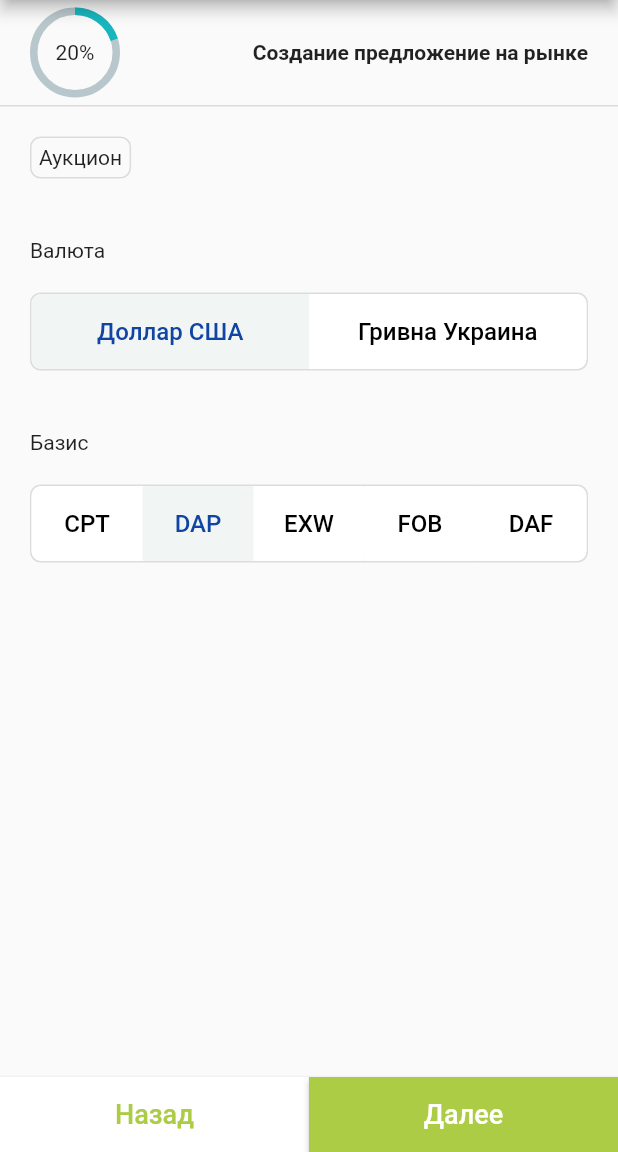
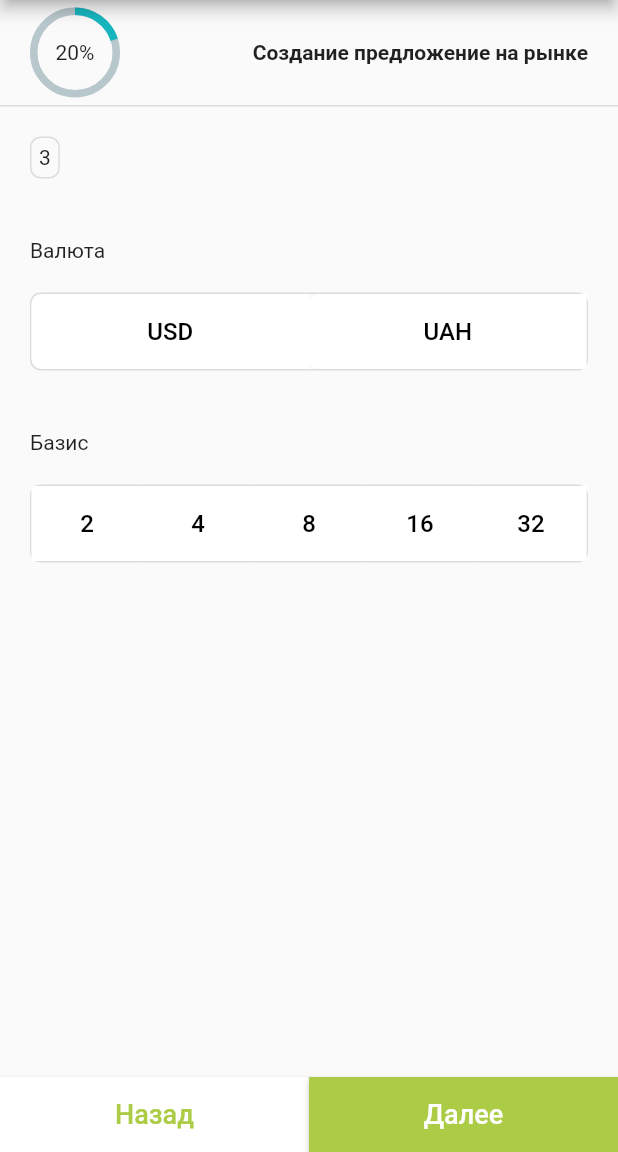
Before and after one commit to MrGretty/mobile, a Flutter app: the screen it shows after launch, after a tap on "Аукцион (продажа)", on a phone screen of 412 x 824 dp, the part 84-1236 px from its top. Run offline on Flutter 3.47's test engine with Material 2 defaults, Android fonts, the phone set to English and light mode, and no system bars; drawn by our look-alikes of percent_indicator; our stand-ins replace bloc, equatable, flutter_bloc, flutter_svg; missing offline and left inert: flutter_statusbar_manager.

Commit message:
add constants file

```diff
--- /dev/null
+++ b/lib/components/common/SecondaryButton.dart
@@ -0,0 +1,44 @@
+import 'package:flutter/material.dart';
+
+class SecondaryButton extends StatelessWidget {
+  final double leftSideRadius, rightSideRadius;
+  final bool isActive;
+  final String text;
+
+  final VoidCallback onButtonPressed;
+
+  SecondaryButton(
+      {this.leftSideRadius = 0,
+      this.rightSideRadius = 0,
+      this.isActive = false,
+      this.onButtonPressed,
+      @required this.text});
+
+  @override
+  Widget build(BuildContext context) {
+    return Expanded(
+      flex: 1,
+      child: ButtonTheme(
+        height: 50.0,
+        child: FlatButton(
+          shape: RoundedRectangleBorder(
+            borderRadius: new BorderRadius.only(
+                topLeft: Radius.circular(this.leftSideRadius),
+                bottomLeft: Radius.circular(this.leftSideRadius),
+                topRight: Radius.circular(this.rightSideRadius),
+                bottomRight: Radius.circular(this.rightSideRadius)),
+          ),
+          color:
+              this.isActive ? Color.fromRGBO(241, 245, 244, 1) : Colors.white,
+          child: Text(text,
+              style: TextStyle(
+                  fontSize: 16,
+                  color: this.isActive
+                      ? Color.fromRGBO(16, 69, 163, 1)
+                      : Colors.black)),
+          onPressed: onButtonPressed,
+        ),
+      ),
+    );
+  }
+}
--- a/lib/components/createOffer/OfferFormCurrencyBasisView.dart
+++ b/lib/components/createOffer/OfferFormCurrencyBasisView.dart
@@ -1,9 +1,38 @@
 import 'package:flutter/material.dart';
+import 'package:Tradomatic/components/common/SecondaryButton.dart';
 
-class OfferFormCurrencyBasisView extends StatelessWidget {
+import 'package:Tradomatic/constants/constants.dart' as Constants;
+
+class OfferFormCurrencyBasisView extends StatefulWidget {
   final int operation;
+  final List<int> listBasises;
+  final List<String> listCurrencies;
 
-  OfferFormCurrencyBasisView({@required this.operation});
+  OfferFormCurrencyBasisView(
+      {@required this.operation,
+      @required this.listBasises,
+      @required this.listCurrencies});
+
+  @override
+  State<OfferFormCurrencyBasisView> createState() =>
+      _OfferFormCurrencyBasisView(operation, listBasises, listCurrencies);
+}
+
+class _OfferFormCurrencyBasisView extends State<OfferFormCurrencyBasisView> {
+  String currency;
+  List<int> listBasises;
+  List<String> listCurrencies;
+  int operation, basis;
+
+  _OfferFormCurrencyBasisView(
+      int operation, List<int> listBasises, List<String> listCurrencies) {
+    this.operation = operation;
+    this.listBasises = listBasises;
+    this.listCurrencies = listCurrencies;
+  }
+
+  onCurrencyChanged(currency) => this.setState(() => this.currency = currency);
+  onBasisChanged(basis) => this.setState(() => this.basis = basis);
 
   @override
   Widget build(BuildContext context) {
@@ -24,7 +53,7 @@ class OfferFormCurrencyBasisView extends StatelessWidget {
                 width: 1.0,
               ),
             ),
-            child: Text('Аукцион'),
+            child: Text(this.operation.toString()),
           ),
           Container(
             margin: new EdgeInsets.symmetric(horizontal: 20.0, vertical: 20.0),
@@ -45,46 +74,15 @@ class OfferFormCurrencyBasisView extends StatelessWidget {
                   ),
                   child: Row(
                       mainAxisAlignment: MainAxisAlignment.spaceBetween,
-                    children: <Widget>[
-                      Expanded(
-                        flex: 1,
-                        child: ButtonTheme(
-                          height: 50.0,
-                          child: FlatButton(
-                            shape: RoundedRectangleBorder(
-                              borderRadius: new BorderRadius.only(
-                                  topLeft: Radius.circular(7.0),
-                                  bottomLeft: Radius.circular(7.0)),
-                            ),
-                            color: Color.fromRGBO(241, 245, 244, 1),
-                            child: Text('Доллар США',
-                                style: TextStyle(
-                                    fontSize: 16,
-                                    color: Color.fromRGBO(16, 69, 163, 1))),
-                            onPressed: () => null,
-                          ),
-                        ),
-                      ),
-                      Expanded(
-                        flex: 1,
-                        child: ButtonTheme(
-                          height: 50.0,
-                          child: FlatButton(
-                            shape: RoundedRectangleBorder(
-                              borderRadius: new BorderRadius.only(
-                                  topRight: Radius.circular(7.0),
-                                  bottomRight: Radius.circular(7.0)),
-                            ),
-                            color: Colors.white,
-                            child: Text('Гривна Украина',
-                                style: TextStyle(
-                                    fontSize: 16, color: Colors.black)),
-                            onPressed: () => null,
-                          ),
-                        ),
-                      ),
-                    ],
-                  ),
+                      children: this
+                          .listCurrencies
+                          .map((currency) => SecondaryButton(
+                              text: currency,
+                              leftSideRadius: 7.0,
+                              onButtonPressed: () =>
+                                  onCurrencyChanged(currency),
+                              isActive: this.currency == currency))
+                          .toList()),
                 ),
               ],
             ),
@@ -108,86 +106,13 @@ class OfferFormCurrencyBasisView extends StatelessWidget {
                     ),
                     child: Row(
                         mainAxisAlignment: MainAxisAlignment.spaceBetween,
-                    children: <Widget>[
-                      Expanded(
-                        flex: 1,
-                        child: ButtonTheme(
-                          height: 50.0,
-                          child: FlatButton(
-                            shape: RoundedRectangleBorder(
-                              borderRadius: new BorderRadius.only(
-                                  topLeft: Radius.circular(7.0),
-                                  bottomLeft: Radius.circular(7.0)),
-                            ),
-                            color: Colors.white,
-                            child: Text('CPT',
-                                style: TextStyle(
-                                    fontSize: 16, color: Colors.black)),
-                            onPressed: () => null,
-                          ),
-                        ),
-                      ),
-                      Expanded(
-                        flex: 1,
-                        child: ButtonTheme(
-                          height: 50.0,
-                          child: FlatButton(
-                            color: Color.fromRGBO(241, 245, 244, 1),
-                            child: Text('DAP',
-                                style: TextStyle(
-                                    fontSize: 16,
-                                    color: Color.fromRGBO(16, 69, 163, 1))),
-                            onPressed: () => null,
-                          ),
-                        ),
-                      ),
-                      Expanded(
-                        flex: 1,
-                        child: ButtonTheme(
-                          height: 50.0,
-                          child: FlatButton(
-                            color: Colors.white,
-                            child: Text('EXW',
-                                style: TextStyle(
-                                    fontSize: 16, color: Colors.black)),
-                            onPressed: () => null,
-                          ),
-                        ),
-                      ),
-                      Expanded(
-                        flex: 1,
-                        child: ButtonTheme(
-                          height: 50.0,
-                          child: FlatButton(
-                            color: Colors.white,
-                            child: Text('FOB',
-                                style: TextStyle(
-                                    fontSize: 16, color: Colors.black)),
-                            onPressed: () => null,
-                          ),
-                        ),
-                      ),
-                      Expanded(
-                        flex: 1,
-                        child: ButtonTheme(
-                          height: 50.0,
-                          child: FlatButton(
-                            shape: RoundedRectangleBorder(
-                              borderRadius: new BorderRadius.only(
-                                  topRight: Radius.circular(7.0),
-                                  bottomRight: Radius.circular(7.0)),
-                            ),
-                            color: Colors.white,
-                            child: Text('DAF',
-                                style: TextStyle(
-                                    fontSize: 16, color: Colors.black)),
-                            onPressed: () => null,
-                          ),
-                        ),
-                      ),
-                    ],
-                  ),
-                ),
+                        children: this
+                            .listBasises
+                            .map((item) => SecondaryButton(
+                                text: item.toString(),
+                                isActive: this.basis == item,
+                                onButtonPressed: () => onBasisChanged(item)))
+                            .toList())),
               ],
             ),
           ),
--- a/lib/components/createOffer/OfferFormsView.dart
+++ b/lib/components/createOffer/OfferFormsView.dart
@@ -19,7 +19,11 @@ class OfferFormsView extends StatelessWidget {
   getLayoutAccordingToState(state) {
     if (state is OfferStateAction) return OfferFormActionView();
     if (state is OfferStateCurrencyBasises) {
-      return OfferFormCurrencyBasisView(operation: state.operation);
+      return OfferFormCurrencyBasisView(
+        operation: state.operation,
+        listBasises: state.getBasisesAccordingToOperation(),
+        listCurrencies: state.getCurrencies()
+      );
     }
 
     return Text('s');
--- a/lib/components/createOffer/bloc/OfferBloc.dart
+++ b/lib/components/createOffer/bloc/OfferBloc.dart
@@ -18,6 +18,10 @@ class OfferBloc extends Bloc<OfferEvents, OfferState> {
     if (event is OperationChanged) {
       yield* _mapOperationChangedToState(event);
     }
+
+    if (event is CurrencyBasisChanged) {
+      yield* _mapCurrencyBasisChangedToState(event);
+    }
   }
 
   Stream<OfferState> _mapOperationChangedToState(
@@ -25,4 +29,10 @@ class OfferBloc extends Bloc<OfferEvents, OfferState> {
     model.setFields(operation: event.operation);
     yield OfferStateCurrencyBasises(operation: event.operation);
   }
+
+  Stream<OfferState> _mapCurrencyBasisChangedToState(
+      CurrencyBasisChanged event) async* {
+    if (event.currency != null) model.setFields(currency: event.currency);
+    if (event.basis != null) model.setFields(basis: event.basis);
+  }
 }
--- a/lib/components/createOffer/bloc/OfferEvents.dart
+++ b/lib/components/createOffer/bloc/OfferEvents.dart
@@ -20,7 +20,8 @@ class OperationChanged extends OfferEvents {
 }
 
 class CurrencyBasisChanged extends OfferEvents {
-  final String currency, basis;
+  final String currency;
+  final int basis;
 
   CurrencyBasisChanged({this.currency, this.basis});
 
--- a/lib/components/createOffer/bloc/OfferModel.dart
+++ b/lib/components/createOffer/bloc/OfferModel.dart
@@ -1,17 +1,17 @@
 class OfferModel {
-  int operation;
+  int operation, basis;
   String currency;
-  String basis;
 
   OfferModel({this.operation, this.currency, this.basis});
 
   List<Object> get props => [operation, currency, basis];
 
   factory OfferModel.initial() {
-    return OfferModel(operation: null, currency: '', basis: '');
+    return OfferModel(operation: null, currency: '', basis: null);
   }
 
-  void setFields({int operation, String currency, String basis}) {
+
+  void setFields({int operation, String currency, int basis}) {
     this
       ..operation = operation ?? this.operation
       ..currency = currency ?? this.currency
--- a/lib/components/createOffer/bloc/OfferState.dart
+++ b/lib/components/createOffer/bloc/OfferState.dart
@@ -1,5 +1,7 @@
 import 'package:equatable/equatable.dart';
 import 'package:flutter/cupertino.dart';
+
+import 'package:Tradomatic/constants/constants.dart' as Constants;
 
 @immutable
 abstract class OfferState extends Equatable {
@@ -16,6 +18,30 @@ class OfferStateCurrencyBasises extends OfferState {
 
   OfferStateCurrencyBasises({this.operation});
 
+  getCurrencies() {
+    return [Constants.Currencies.USD, Constants.Currencies.UAH];
+  }
+
+  getBasisesAccordingToOperation() {
+    if (this.operation == Constants.OfferOperation.AUCTION)
+      return [
+        Constants.Basises.CPT,
+        Constants.Basises.EXW,
+        Constants.Basises.FCA,
+        Constants.Basises.DAP,
+        Constants.Basises.DAF
+      ];
+
+    return [
+      Constants.Basises.FOB,
+      Constants.Basises.CPT,
+      Constants.Basises.EXW,
+      Constants.Basises.FCA,
+      Constants.Basises.DAP,
+      Constants.Basises.DAF
+    ];
+  }
+
   @override
   List<Object> get props => [operation];
 }
--- /dev/null
+++ b/lib/constants/constants.dart
@@ -0,0 +1,21 @@
+library Constants;
+
+class Basises {
+  static const int FOB = 1;
+  static const int CPT = 2;
+  static const int EXW = 4;
+  static const int FCA = 8;
+  static const int DAP = 16;
+  static const int DAF = 32;
+}
+
+class OfferOperation {
+  static const int SELLING = 1;
+  static const int BUYING = 2;
+  static const int AUCTION = 3;
+}
+
+class Currencies {
+  static const String USD = 'USD';
+  static const String UAH = 'UAH';
+}
--- /dev/null
+++ b/lib/constants/constantsTranslations.dart
@@ -0,0 +1,3 @@
+library Constants;
+
+import 'package:Tradomatic/constants/constants.dart' as Constants;
```
Lines whose indentation alone changed are shown as unchanged.
